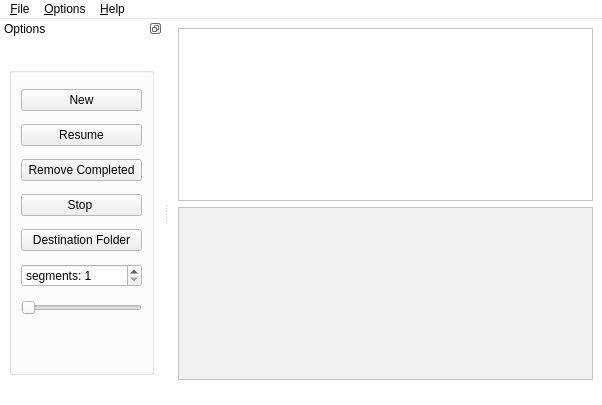
Before: the Qt Designer form trunk/karia2.ui in unnamed42/QAria2, drawn with Qt 5.
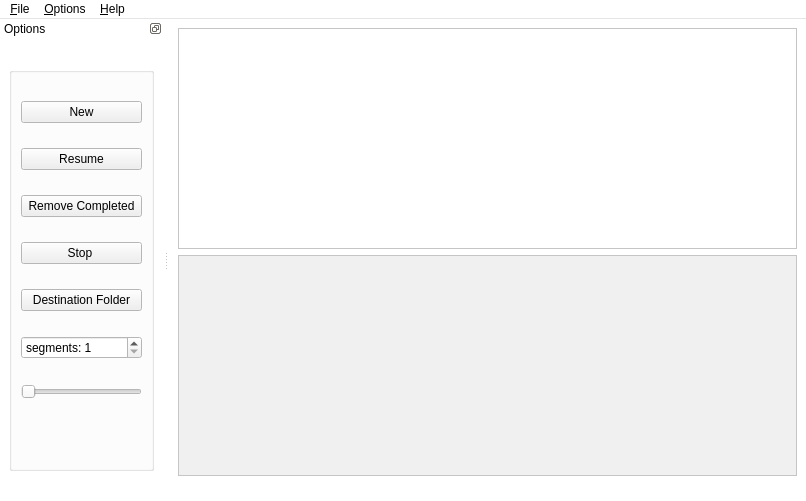
After: the same form once the commit is applied.

Commit message: Show aria2c log. Make stop button usable.

What changed in the file:
```diff
--- a/trunk/karia2.ui
+++ b/trunk/karia2.ui
@@ -10,8 +10,8 @@
    <rect>
     <x>0</x>
     <y>0</y>
-    <width>602</width>
-    <height>405</height>
+    <width>806</width>
+    <height>501</height>
    </rect>
   </property>
   <property name="palette">
@@ -166,6 +166,12 @@
         </disabled>
        </palette>
       </property>
+      <property name="readOnly">
+       <bool>false</bool>
+      </property>
+      <property name="cursorWidth">
+       <number>0</number>
+      </property>
      </widget>
     </item>
     <item row="2" column="0">
@@ -255,7 +261,7 @@
     <rect>
      <x>0</x>
      <y>0</y>
-     <width>602</width>
+     <width>806</width>
      <height>21</height>
     </rect>
    </property>
```
Left out of the diff: 6 changed lines with no effect on the pictures. The commit also changes 2 other files.
